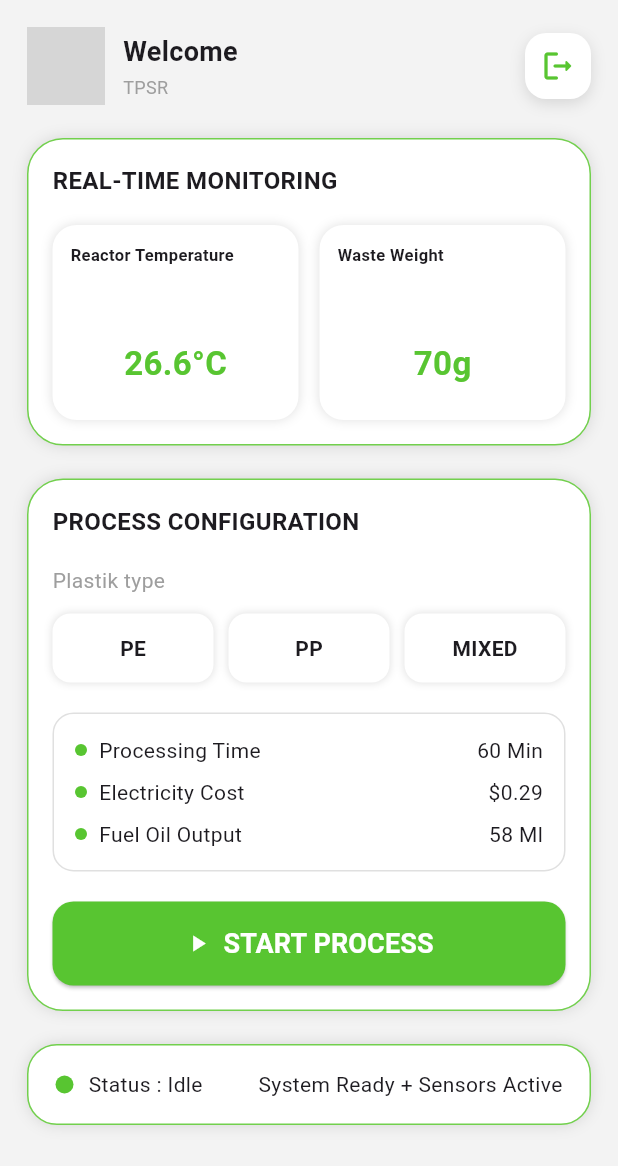
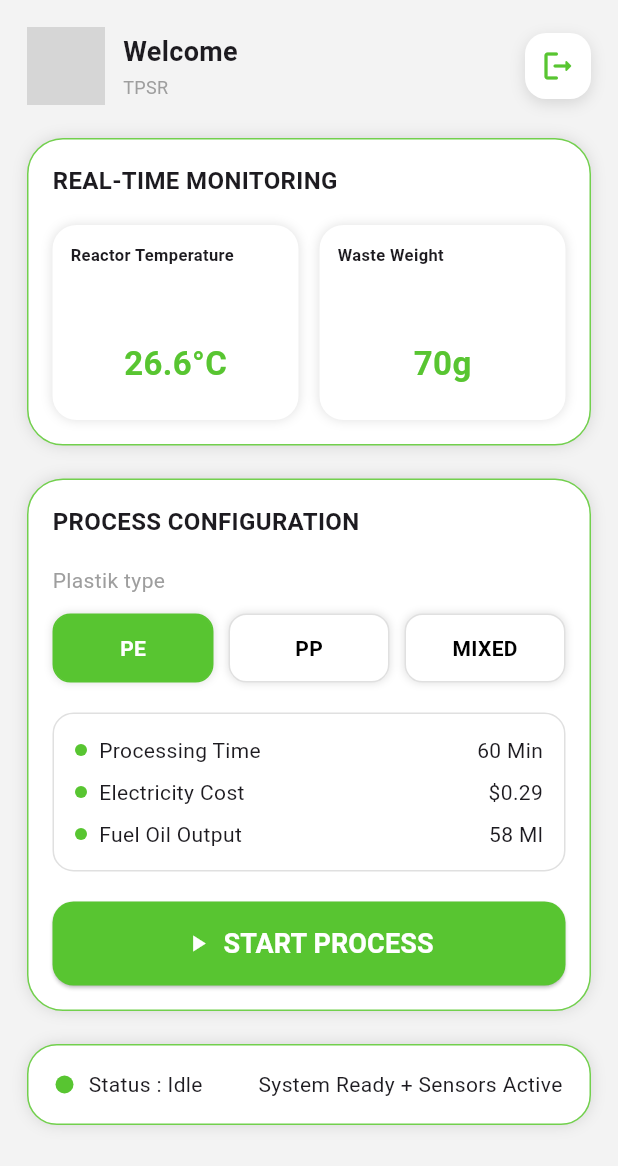
Before and after one commit to kyeroo/BFI, a Flutter app: the TpsrDashboardScreen screen opened directly, on a phone screen of 412 x 824 dp. Shown: the top 1166 px of the screen. Run offline on Flutter 3.47's test engine with Material 3 defaults, Android fonts, the phone set to English and light mode, and no system bars; our stand-ins replace shared_preferences; accounts and stored records are empty; grey boxes are pictures that could not be loaded.

Commit message:
add hover pp, pe, mixed

```diff
--- a/mobile/lib/main.dart
+++ b/mobile/lib/main.dart
@@ -1,5 +1,8 @@
 import 'package:flutter/material.dart';
+import 'package:mobile/screens/login_screen.dart';
 import 'package:mobile/screens/register_screen.dart';
+import 'package:mobile/screens/tpsr/tpsr_dashboard_screen.dart';
+import 'package:mobile/screens/tpsr_dashboard.dart';
 
 import 'core/theme.dart';
 
@@ -20,7 +23,7 @@ class MyApp extends StatelessWidget {
 
       theme: AppTheme.lightTheme,
 
-      home: RegisterScreen(),
+      home: TpsrDashboardScreen(),
     );
   }
 }
--- a/mobile/lib/screens/tpsr/tpsr_dashboard_screen.dart
+++ b/mobile/lib/screens/tpsr/tpsr_dashboard_screen.dart
@@ -21,6 +21,8 @@ class _TpsrDashboardScreenState
 
   String name = "User";
   String role = "";
+
+  String selectedPlastic = "PE";
 
   @override
   void initState() {
@@ -548,36 +550,44 @@ class _TpsrDashboardScreenState
     );
   }
 
-  Widget plasticButton(String text) {
+Widget plasticButton(String text) {
+  final isSelected = selectedPlastic == text;
 
-    return Container(
+  return GestureDetector(
+    onTap: () {
+      setState(() {
+        selectedPlastic = text;
+      });
+    },
+    child: Container(
       height: 46,
-
       decoration: BoxDecoration(
-        color: Colors.white,
-
-        borderRadius:
-            BorderRadius.circular(12),
-
+        color: isSelected ? const Color(0xFF58C531) : Colors.white,
+        borderRadius: BorderRadius.circular(12),
         boxShadow: [
           BoxShadow(
             blurRadius: 4,
             color: Colors.black12,
           ),
         ],
+        border: Border.all(
+          color: isSelected
+              ? const Color(0xFF58C531)
+              : Colors.black12,
+        ),
       ),
-
       child: Center(
         child: Text(
           text,
-          style: const TextStyle(
-            fontWeight:
-                FontWeight.bold,
+          style: TextStyle(
+            fontWeight: FontWeight.bold,
+            color: isSelected ? Colors.white : Colors.black,
           ),
         ),
       ),
-    );
-  }
+    ),
+  );
+}
 
   Widget processRow(
     String title,
```
